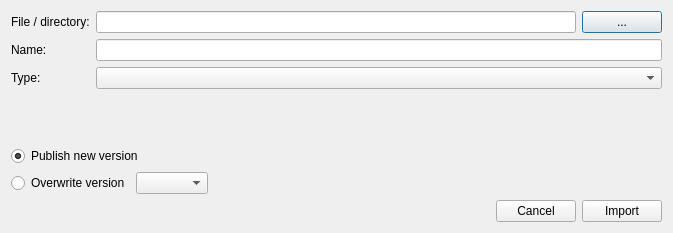
Old version of the form ui/importElementDialog.ui in the repository sashaouellet/Helix.
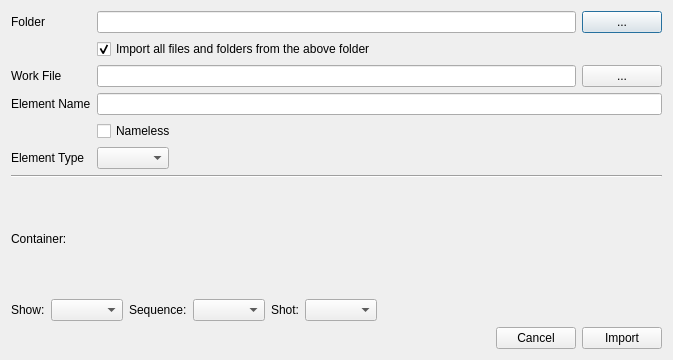
New version of the form.

Patch:
```diff
--- a/ui/importElementDialog.ui
+++ b/ui/importElementDialog.ui
@@ -7,7 +7,7 @@
     <x>0</x>
     <y>0</y>
     <width>673</width>
-    <height>233</height>
+    <height>360</height>
    </rect>
   </property>
   <property name="windowTitle">
@@ -22,11 +22,35 @@
      <item row="0" column="0">
       <widget class="QLabel" name="label">
        <property name="text">
-        <string>File / directory:</string>
+        <string>Folder</string>
        </property>
       </widget>
      </item>
      <item row="0" column="1">
+      <layout class="QHBoxLayout" name="horizontalLayout_5">
+       <item>
+        <widget class="QLineEdit" name="LNE_folder"/>
+       </item>
+       <item>
+        <widget class="QPushButton" name="BTN_folder">
+         <property name="text">
+          <string>...</string>
+         </property>
+        </widget>
+       </item>
+      </layout>
+     </item>
+     <item row="2" column="0">
+      <widget class="QLabel" name="LBL_file">
+       <property name="toolTip">
+        <string>This is the actual file that represents the element, i.e. a Maya scene file, Nuke script, etc.</string>
+       </property>
+       <property name="text">
+        <string>Work File</string>
+       </property>
+      </widget>
+     </item>
+     <item row="2" column="1">
       <layout class="QHBoxLayout" name="horizontalLayout_2">
        <item>
         <widget class="QLineEdit" name="LNE_file"/>
@@ -40,55 +64,113 @@
        </item>
       </layout>
      </item>
-     <item row="1" column="0">
+     <item row="3" column="0">
       <widget class="QLabel" name="LBL_name">
        <property name="text">
-        <string>Name:</string>
+        <string>Element Name</string>
        </property>
       </widget>
      </item>
-     <item row="1" column="1">
+     <item row="3" column="1">
       <widget class="QLineEdit" name="LNE_name"/>
      </item>
-     <item row="2" column="0">
+     <item row="4" column="1">
+      <widget class="QCheckBox" name="CHK_nameless">
+       <property name="toolTip">
+        <string>In most cases, elements should have names. However, it may make more sense for some elements to live directly underneath their type folder, rather than an additional subfolder. When set to &quot;nameless,&quot; the element will be given an internal name. This is useful for elements like ingested background plates.</string>
+       </property>
+       <property name="text">
+        <string>Nameless</string>
+       </property>
+      </widget>
+     </item>
+     <item row="5" column="0">
       <widget class="QLabel" name="LBL_type">
        <property name="text">
-        <string>Type:</string>
+        <string>Element Type</string>
        </property>
       </widget>
      </item>
-     <item row="2" column="1">
-      <widget class="QComboBox" name="CMB_type"/>
+     <item row="5" column="1">
+      <layout class="QHBoxLayout" name="horizontalLayout_6">
+       <item>
+        <widget class="QComboBox" name="CMB_type"/>
+       </item>
+       <item>
+        <spacer name="horizontalSpacer_4">
+         <property name="orientation">
+          <enum>Qt::Horizontal</enum>
+         </property>
+         <property name="sizeHint" stdset="0">
+          <size>
+           <width>40</width>
+           <height>20</height>
+          </size>
+         </property>
+        </spacer>
+       </item>
+      </layout>
+     </item>
+     <item row="1" column="1">
+      <widget class="QCheckBox" name="CHK_importAll">
+       <property name="toolTip">
+        <string>By default, all files/folders from the selected folder will also be imported into the new element's folder. Uncheck this if you only want the selected &quot;work file&quot; to be imported.</string>
+       </property>
+       <property name="text">
+        <string>Import all files and folders from the above folder</string>
+       </property>
+       <property name="checked">
+        <bool>true</bool>
+       </property>
+      </widget>
      </item>
     </layout>
    </item>
    <item>
-    <widget class="QRadioButton" name="RDO_publish">
-     <property name="toolTip">
-      <string>Importing an element that already exists will cause the files imported to be published as a new version, for rollback purposes.</string>
+    <widget class="Line" name="line">
+     <property name="orientation">
+      <enum>Qt::Horizontal</enum>
      </property>
+    </widget>
+   </item>
+   <item>
+    <widget class="QLabel" name="LBL_container">
      <property name="text">
-      <string>Publish new version</string>
-     </property>
-     <property name="checked">
-      <bool>true</bool>
+      <string>Container:</string>
      </property>
     </widget>
    </item>
    <item>
     <layout class="QHBoxLayout" name="horizontalLayout_3">
      <item>
-      <widget class="QRadioButton" name="RDO_overwrite">
-       <property name="toolTip">
-        <string>Importing an element that already exists will cause the new files to overwrite an already published version of your choosing.</string>
+      <widget class="QLabel" name="LBL_show">
+       <property name="text">
+        <string>Show:</string>
        </property>
+      </widget>
+     </item>
+     <item>
+      <widget class="QComboBox" name="CMB_show"/>
+     </item>
+     <item>
+      <widget class="QLabel" name="LBL_seq">
        <property name="text">
-        <string>Overwrite version</string>
+        <string>Sequence:</string>
        </property>
       </widget>
      </item>
      <item>
-      <widget class="QComboBox" name="CMB_overwriteVersion"/>
+      <widget class="QComboBox" name="CMB_seq"/>
+     </item>
+     <item>
+      <widget class="QLabel" name="LBL_shot">
+       <property name="text">
+        <string>Shot:</string>
+       </property>
+      </widget>
+     </item>
+     <item>
+      <widget class="QComboBox" name="CMB_shot"/>
      </item>
      <item>
       <spacer name="horizontalSpacer_2">
```
Left out of the diff: 13 changed lines with no effect on the pictures.
